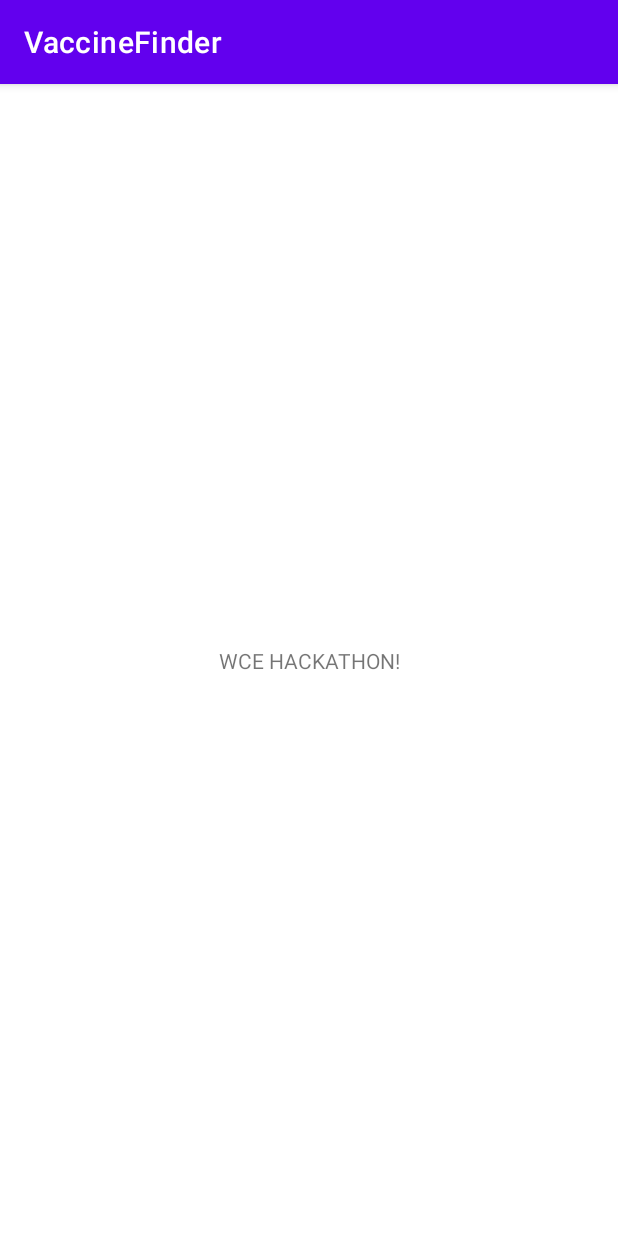
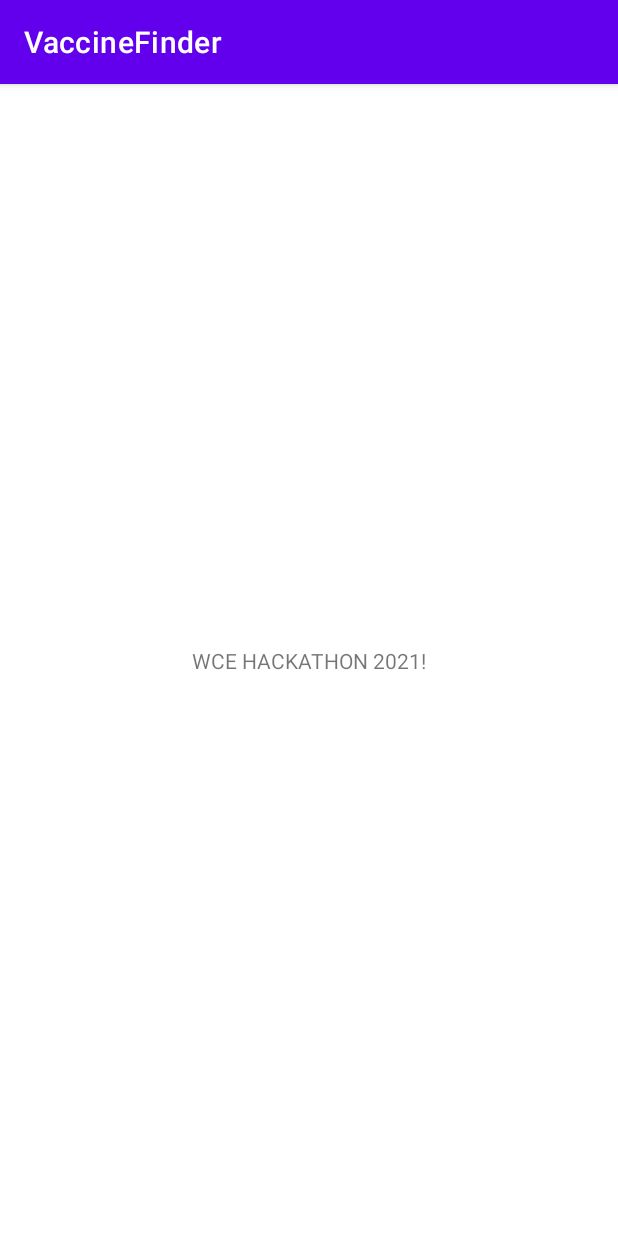
Before and after one commit to viraj-2393/torque, an Android app: the screen it shows after launch (MainActivity), on a phone screen of 412 x 824 dp. Run offline under Robolectric (Android 15) with nearby library versions, the phone set to English and light mode, and no system bars.

Commit message:
setup commit confirming

```diff
--- a/app/src/main/res/layout/activity_main.xml
+++ b/app/src/main/res/layout/activity_main.xml
@@ -9,7 +9,7 @@
     <TextView
         android:layout_width="wrap_content"
         android:layout_height="wrap_content"
-        android:text="WCE HACKATHON!"
+        android:text="WCE HACKATHON 2021!"
         app:layout_constraintBottom_toBottomOf="parent"
         app:layout_constraintLeft_toLeftOf="parent"
         app:layout_constraintRight_toRightOf="parent"
```
